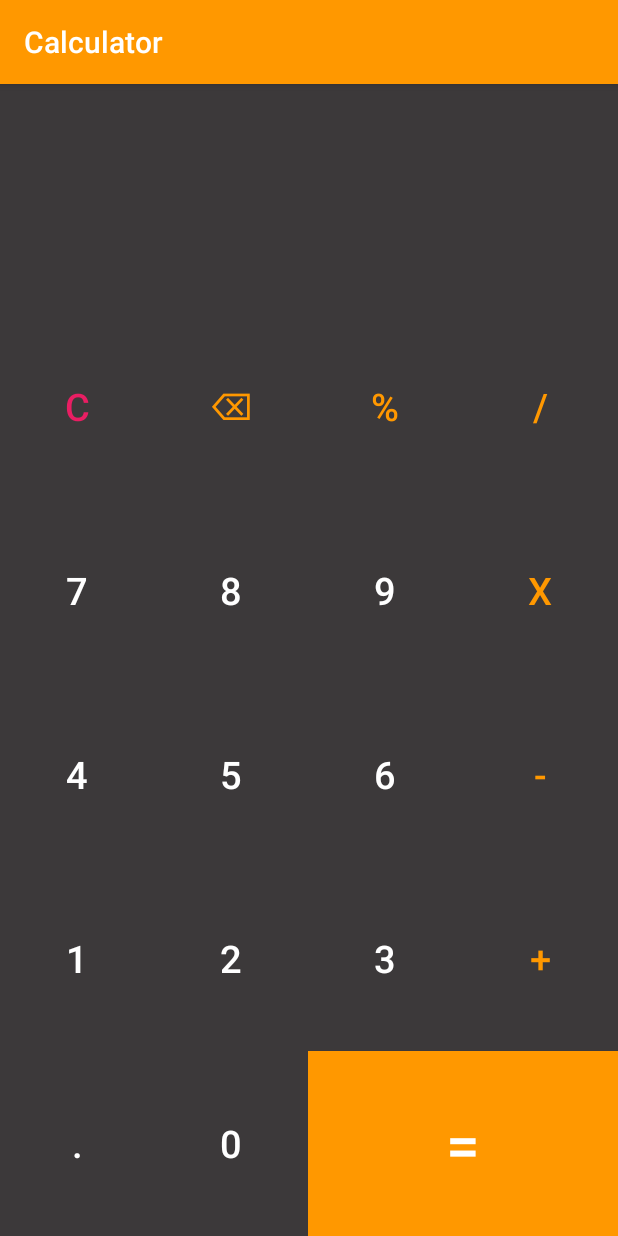
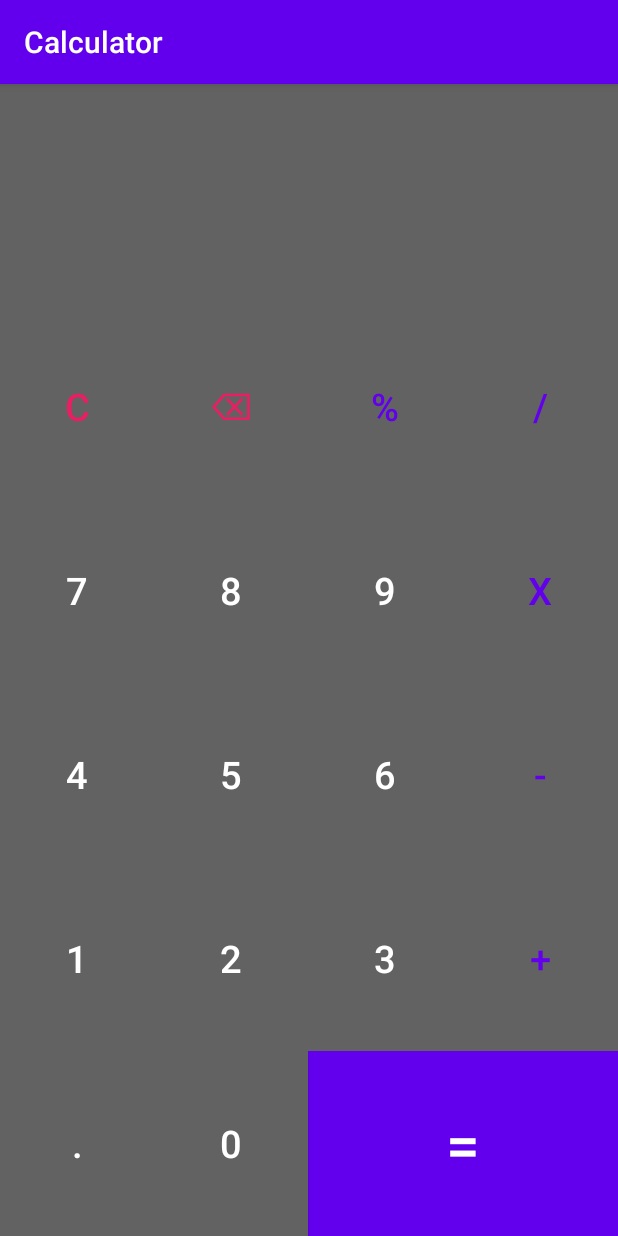
Before and after one commit to GrzegorzSalzburg/CalculatorAppV1, an Android app: the screen it shows after launch (MainActivity), on a phone screen of 412 x 824 dp. Run offline under Robolectric (Android 15) with nearby library versions, the phone set to English and light mode, and no system bars.

Commit message:
Quick one

```diff
--- a/app/src/main/res/layout/keypad_base.xml
+++ b/app/src/main/res/layout/keypad_base.xml
@@ -22,7 +22,7 @@
             style="@style/buttonOperator"
             android:onClick="backSpaceAction"
             android:text="⌫"
-            android:textColor="@color/orange"
+            android:textColor="@color/red"
             tools:ignore="TextContrastCheck"
             />
 
@@ -115,12 +115,13 @@
             android:layout_height="match_parent"
             android:layout_width="0dp"
             android:layout_weight="2"
-            android:background="@color/orange"
+            android:background="@color/purple_500"
             android:onClick="equalsAction"
             android:text="="
             android:textColor="@color/white"
             android:textSize="40sp"
-            tools:ignore="TextContrastCheck" />
+            tools:ignore="TextContrastCheck"
+            style="?android:attr/buttonBarButtonStyle" />
 
     </LinearLayout>
 
--- a/app/src/main/res/layout/keypad_base_small.xml
+++ b/app/src/main/res/layout/keypad_base_small.xml
@@ -22,7 +22,7 @@
             style="@style/buttonOperatorSmall"
             android:onClick="backSpaceAction"
             android:text="⌫"
-            android:textColor="@color/orange"
+            android:textColor="@color/purple_500"
             tools:ignore="TextContrastCheck" />
 
         <Button
@@ -71,7 +71,7 @@
             android:text="6" />
 
         <Button
-            style="@style/buttonNumberSmall"
+            style="@style/buttonOperatorSmall"
             android:text="-"
             tools:ignore="TextContrastCheck" />
 
@@ -111,7 +111,7 @@
             android:layout_height="match_parent"
             android:layout_width="0dp"
             android:layout_weight="2"
-            android:background="@color/orange"
+            android:background="@color/purple_500"
             android:onClick="equalsAction"
             android:text="="
             android:textColor="@color/white"
--- a/app/src/main/res/values/colors.xml
+++ b/app/src/main/res/values/colors.xml
@@ -9,6 +9,6 @@
     <color name="white">#FFFFFFFF</color>
     <color name="green">#4CAF50</color>
     <color name="red">#E91E63</color>
-    <color name="grey">#3C393A</color>
+    <color name="grey">#636262</color>
     <color name="orange">#FF9800</color>
 </resources>
--- a/app/src/main/res/values/styles.xml
+++ b/app/src/main/res/values/styles.xml
@@ -48,7 +48,7 @@
         <item name="android:layout_height">match_parent</item>
         <item name="android:background">@color/grey</item>
         <item name="android:textSize">25sp</item>
-        <item name="android:textColor">@color/orange</item>
+        <item name="android:textColor">@color/purple_500</item>
         <item name="android:onClick">operationAction</item>
     </style>
 
@@ -58,7 +58,7 @@
         <item name="android:layout_height">match_parent</item>
         <item name="android:background">@color/grey</item>
         <item name="android:textSize">10sp</item>
-        <item name="android:textColor">@color/orange</item>
+        <item name="android:textColor">@color/purple_500</item>
         <item name="android:onClick">operationAction</item>
     </style>
 
--- a/app/src/main/res/values/themes.xml
+++ b/app/src/main/res/values/themes.xml
@@ -2,8 +2,8 @@
     <!-- Base application theme. -->
     <style name="Theme.Calculator_version_1" parent="Theme.AppCompat">
         <!-- Primary brand color. -->
-        <item name="colorPrimary">@color/orange</item>
-        <item name="colorPrimaryVariant">#FF6600</item>
+        <item name="colorPrimary">@color/purple_500</item>
+        <item name="colorPrimaryVariant">@color/purple_700</item>
         <item name="colorOnPrimary">@color/white</item>
 
         <!-- Status bar color. -->
```
